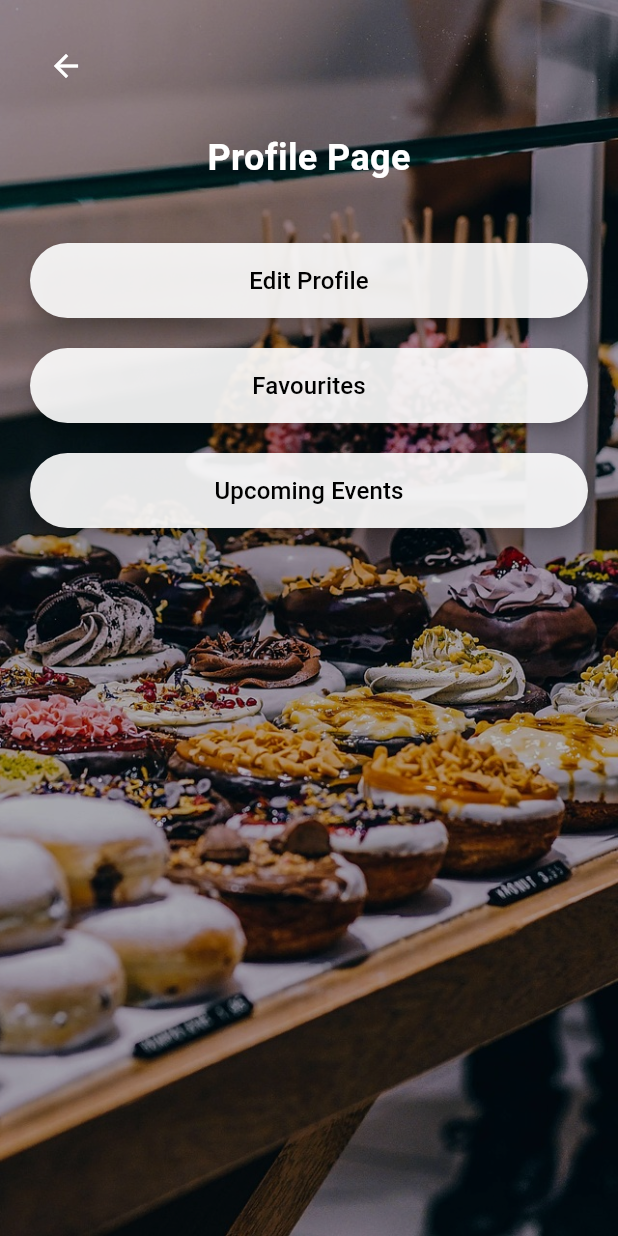
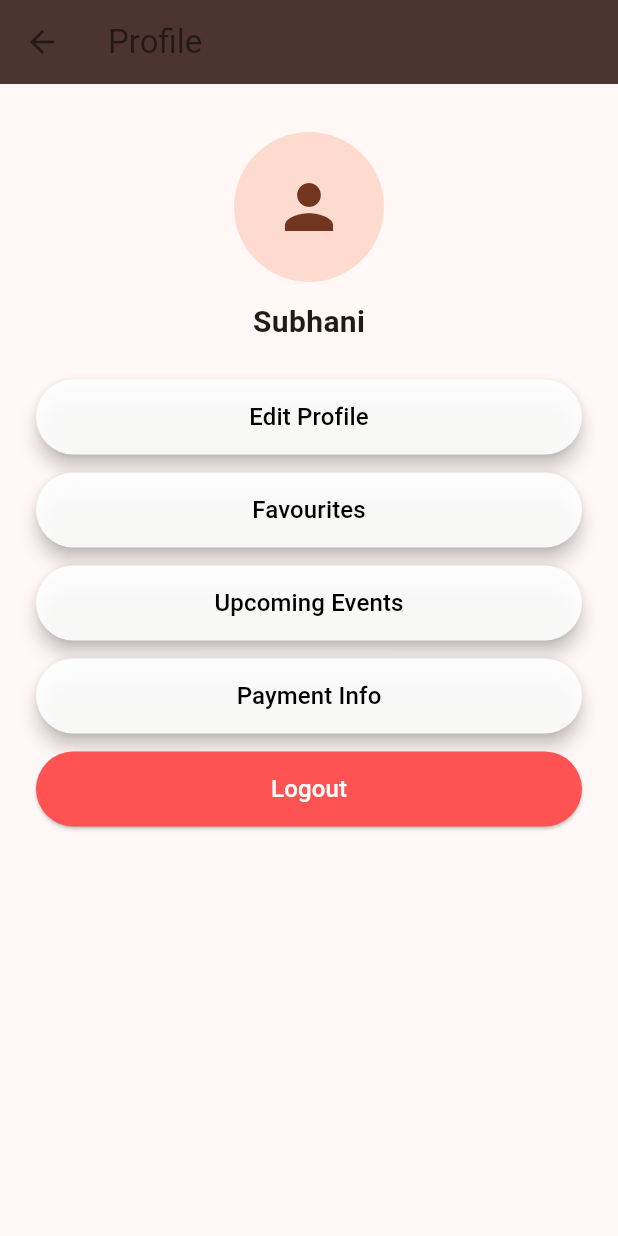
Before and after one commit to hima1222/chocolate-clicks-mobile-app, a Flutter app: the ProfileScreen screen opened by its route, on a phone screen of 412 x 824 dp. Run offline on Flutter 3.47's test engine with Material 3 defaults, Android fonts, the phone set to English and light mode, and no system bars.

Commit message:
modified the profile page further

```diff
--- a/lib/app.dart
+++ b/lib/app.dart
@@ -8,6 +8,10 @@ import 'screens/welcome_profile.dart';
 import 'screens/categories_screen.dart';
 import 'screens/events_screen.dart';
 import 'screens/profile_screen.dart';
+import 'screens/edit_profile_screen.dart';
+import 'screens/favourites_screen.dart';
+import 'screens/upcoming_events_screen.dart';
+import 'screens/payment_info_screen.dart';
 import 'screens/mask_painting_workshop_screen.dart';
 import 'screens/tasting_luxe_screen.dart';
 import 'screens/bake_it_happen_screen.dart';
@@ -46,6 +50,10 @@ class MyApp extends StatelessWidget {
         '/welcome_profile': (context) => const WelcomeProfileScreen(),
         '/categories': (context) => const CategoriesScreen(),
         '/events': (context) => const EventsScreen(),
+        '/edit_profile': (context) => const EditProfileScreen(),
+        '/favourites': (context) => const FavouritesScreen(),
+        '/upcoming_events': (context) => const UpcomingEventsScreen(),
+        '/payment_info': (context) => const PaymentInfoScreen(),
         '/mask_painting_workshop': (context) =>
             const MaskPaintingWorkshopScreen(),
         '/tasting_luxe': (context) => const TastingLuxeScreen(),
--- a/lib/screens/profile_screen.dart
+++ b/lib/screens/profile_screen.dart
@@ -6,70 +6,65 @@ class ProfileScreen extends StatelessWidget {
   @override
   Widget build(BuildContext context) {
     return Scaffold(
-      body: Stack(
+      appBar: AppBar(
+        title: const Text('Profile'),
+        backgroundColor: Colors.brown[800],
+      ),
+      body: SingleChildScrollView(
+        padding: const EdgeInsets.symmetric(vertical: 16, horizontal: 24),
+        child: Column(
           children: [
-          // Background image
-          Container(
-            decoration: const BoxDecoration(
-              image: DecorationImage(
-                image: AssetImage('assets/images/profile_background.jpg'),
-                fit: BoxFit.cover,
+            const SizedBox(height: 16),
+            const CircleAvatar(radius: 50, child: Icon(Icons.person, size: 48)),
+            const SizedBox(height: 12),
+            const Text(
+              'Subhani',
+              style: TextStyle(fontSize: 20, fontWeight: FontWeight.bold),
             ),
-            ),
-          ),
-          // Overlay
-          Container(color: Colors.black.withOpacity(0.3)),
-          // Content
-          SafeArea(
-            child: SingleChildScrollView(
-              child: Padding(
-                padding: const EdgeInsets.all(20.0),
-                child: Column(
-                  crossAxisAlignment: CrossAxisAlignment.start,
-                  children: [
-                    // Back button
-                    IconButton(
-                      onPressed: () => Navigator.of(context).pop(),
-                      icon: const Icon(Icons.arrow_back, color: Colors.white),
-                    ),
-                    const SizedBox(height: 20),
-                    // Profile content will be added based on the provided image
-                    const Center(
-                      child: Text(
-                        'Profile Page',
-                        style: TextStyle(
-                          color: Colors.white,
-                          fontSize: 24,
-                          fontWeight: FontWeight.bold,
-                          fontFamily: 'Roboto',
-                        ),
-                      ),
-                    ),
-                    const SizedBox(height: 40),
-                    // Navigation buttons to other pages
+            const SizedBox(height: 24),
             _buildNavigationButton(
               context,
               'Edit Profile',
               () => Navigator.pushNamed(context, '/edit_profile'),
             ),
-                    const SizedBox(height: 20),
+            const SizedBox(height: 12),
             _buildNavigationButton(
               context,
               'Favourites',
               () => Navigator.pushNamed(context, '/favourites'),
             ),
-                    const SizedBox(height: 20),
+            const SizedBox(height: 12),
             _buildNavigationButton(
               context,
               'Upcoming Events',
               () => Navigator.pushNamed(context, '/upcoming_events'),
             ),
-                  ],
+            const SizedBox(height: 12),
+            _buildNavigationButton(
+              context,
+              'Payment Info',
+              () => Navigator.pushNamed(context, '/payment_info'),
+            ),
+            const SizedBox(height: 12),
+            SizedBox(
+              width: double.infinity,
+              height: 50,
+              child: ElevatedButton(
+                onPressed: () {
+                  Navigator.pushReplacementNamed(context, '/landing');
+                },
+                style: ElevatedButton.styleFrom(
+                  backgroundColor: Colors.redAccent,
+                  foregroundColor: Colors.white,
+                  shape: RoundedRectangleBorder(
+                    borderRadius: BorderRadius.circular(25),
                   ),
                 ),
+                child: const Text('Logout', style: TextStyle(fontSize: 16)),
               ),
             ),
           ],
+        ),
       ),
     );
   }
```
Also changed, not shown: lib/screens/edit_profile_screen.dart (+35 -0 lines), lib/screens/payment_info_screen.dart (added, +40 -0 lines). Lines whose indentation alone changed are shown as unchanged.
